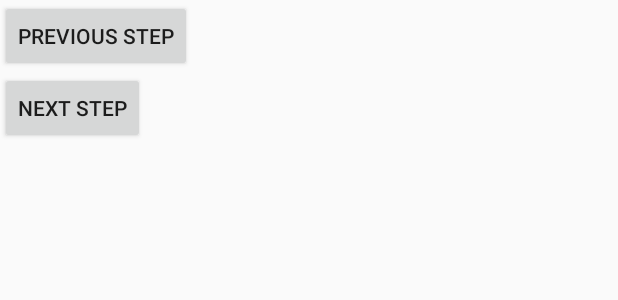
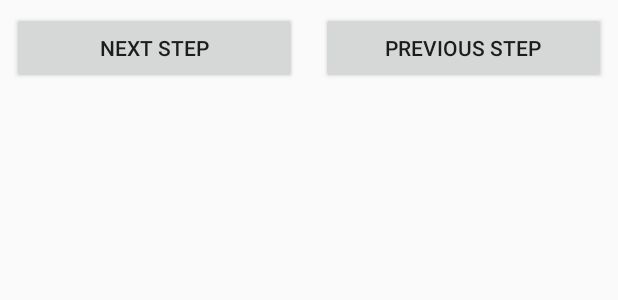
Before and after one commit to cwills7/BakingRecipes, an Android app: the layout step_detail.xml on its own in the app's theme, with its tools: preview values and no code run, on a phone screen of 412 x 824 dp. Shown: the top 300 px of the screen. Run offline under Robolectric (Android 15) with nearby library versions, the phone set to English and light mode, and no system bars.

```diff
--- a/app/build.gradle
+++ b/app/build.gradle
@@ -21,11 +21,13 @@ android {
 dependencies {
     implementation fileTree(dir: 'libs', include: ['*.jar'])
     implementation 'com.android.support:appcompat-v7:27.1.1'
+    implementation 'com.android.support:support-media-compat:27.1.1'
     implementation 'com.android.support.constraint:constraint-layout:1.1.2'
     implementation 'com.android.support:cardview-v7:27.1.1'
     implementation 'com.jakewharton:butterknife:8.8.1'
     implementation 'com.googlecode.json-simple:json-simple:1.1'
     implementation 'com.android.support:recyclerview-v7:27.1.1'
+    implementation 'com.google.android.exoplayer:exoplayer:2.8.2'
     annotationProcessor 'com.jakewharton:butterknife-compiler:8.8.1'
 
     testImplementation 'junit:junit:4.12'
@@ -33,4 +35,5 @@ dependencies {
     androidTestImplementation 'com.android.support:support-annotations:27.1.1'
     androidTestImplementation 'com.android.support.test.espresso:espresso-core:3.0.2'
     androidTestImplementation 'com.android.support.test:rules:1.0.2'
+    androidTestImplementation 'com.android.support.test.espresso:espresso-contrib:3.0.2'
 }
--- a/app/src/main/AndroidManifest.xml
+++ b/app/src/main/AndroidManifest.xml
@@ -16,9 +16,11 @@
                 <category android:name="android.intent.category.LAUNCHER" />
             </intent-filter>
         </activity>
-        <activity android:name=".RecipeDetail">
+        <activity android:name=".RecipeDetail"
+            android:configChanges="keyboard|keyboardHidden|orientation|screenSize|screenLayout|smallestScreenSize|uiMode">
         </activity>
         <activity android:name=".StepDetail"/>
     </application>
+    <uses-permission android:name="android.permission.INTERNET"/>
 
 </manifest>
--- a/app/src/main/java/com/wills/carl/bakingrecipes/RecipeDetailAdapter.java
+++ b/app/src/main/java/com/wills/carl/bakingrecipes/RecipeDetailAdapter.java
@@ -45,8 +45,7 @@ public class RecipeDetailAdapter extends RecyclerView.Adapter<RecipeDetailAdapte
        if (position > 0) {
            final Step step = steps.get(position-1);
 
-           holder.ingredientTv.setText(step.getId()
-                   + ". " + step.getShortDesc());
+           holder.ingredientTv.setText(step.getId() + ". " + step.getShortDesc());
            holder.detailCv.setOnClickListener(new View.OnClickListener() {
                @Override
                public void onClick(View v) {
--- a/app/src/main/res/layout/step_detail.xml
+++ b/app/src/main/res/layout/step_detail.xml
@@ -1,6 +1,7 @@
 <?xml version="1.0" encoding="utf-8"?>
 <LinearLayout
     xmlns:android="http://schemas.android.com/apk/res/android"
+    xmlns:app="http://schemas.android.com/apk/res-auto"
     android:id="@+id/step_detail_view"
     android:layout_width="match_parent"
     android:layout_height="match_parent"
@@ -9,15 +10,37 @@
         android:id="@+id/step_container"
         android:layout_height="wrap_content"
         android:layout_width="wrap_content"/>
+
+    <android.support.constraint.ConstraintLayout
+        android:layout_width="match_parent"
+        android:layout_height="wrap_content">
+
         <Button
             android:id="@+id/back_button"
-        android:layout_width="wrap_content"
+            android:layout_width="0dp"
             android:layout_height="wrap_content"
-        android:text="@string/prev_button" />
+            android:layout_gravity="start"
+            android:layout_marginEnd="8dp"
+            android:layout_marginStart="8dp"
+            android:layout_marginTop="8dp"
+            android:text="@string/prev_button"
+            app:layout_constraintEnd_toEndOf="parent"
+            app:layout_constraintStart_toEndOf="@+id/next_button"
+            app:layout_constraintTop_toTopOf="parent" />
 
         <Button
             android:id="@+id/next_button"
-        android:layout_width="wrap_content"
+            android:layout_width="0dp"
             android:layout_height="wrap_content"
-        android:text="@string/next_button"/>
+            android:layout_gravity="end"
+            android:layout_marginEnd="8dp"
+            android:layout_marginStart="8dp"
+            android:layout_marginTop="8dp"
+            android:text="@string/next_button"
+            app:layout_constraintEnd_toStartOf="@+id/back_button"
+            app:layout_constraintStart_toStartOf="parent"
+            app:layout_constraintTop_toTopOf="parent" />
+    </android.support.constraint.ConstraintLayout>
+
+
 </LinearLayout>
```
Also changed, not shown: app/src/main/java/com/wills/carl/bakingrecipes/StepDetailFragment.java (+67 -2 lines), app/src/main/res/layout/step_detail_fragment.xml (+8 -1 lines), 1 other file. Lines whose indentation alone changed are shown as unchanged.
